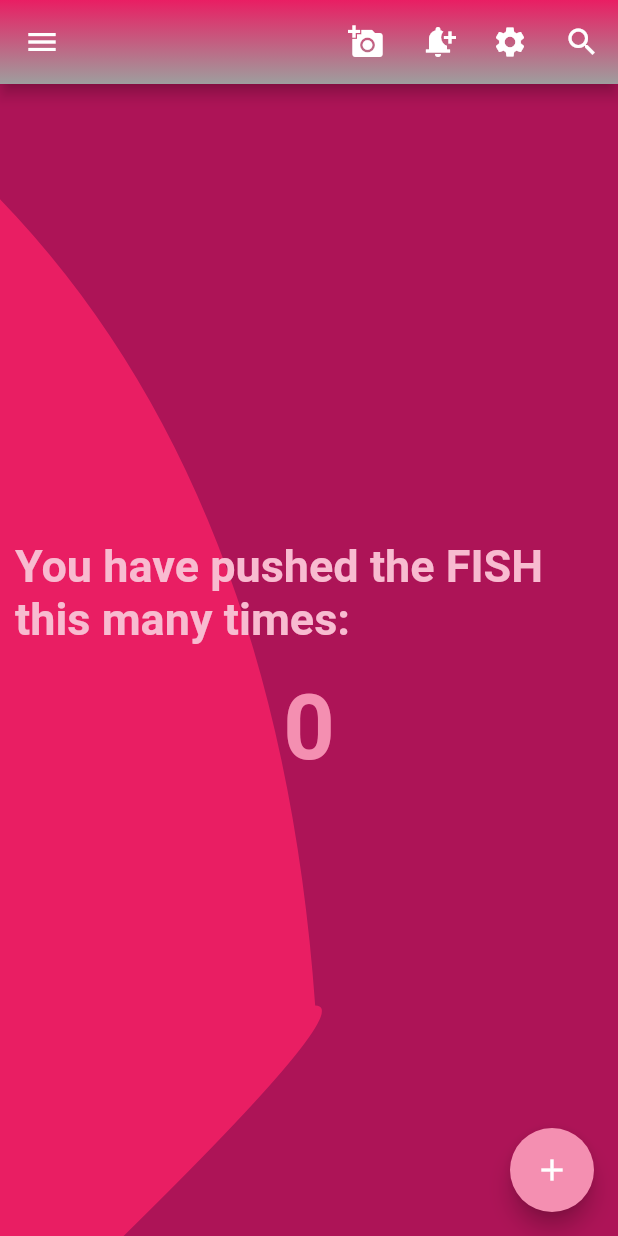
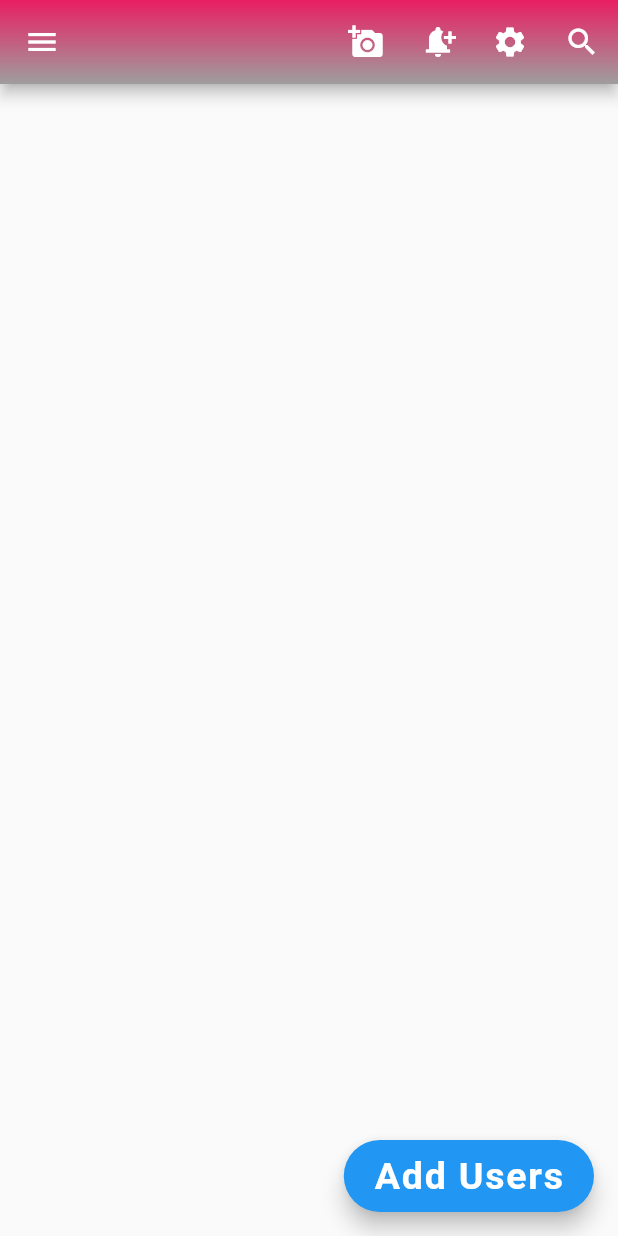
Before and after one commit to sanjibsinha/flutter_artisan, a Flutter app: the screen it shows after launch, on a phone screen of 412 x 824 dp. Run offline on Flutter 3.47's test engine with Material 2 defaults, Android fonts, the phone set to English and light mode, and no system bars; our stand-ins replace sqflite; accounts and stored records are empty.

Commit message:
not working

```diff
--- /dev/null
+++ b/lib/model/database_handler.dart
@@ -0,0 +1,34 @@
+import 'package:sqflite/sqflite.dart';
+import 'package:path/path.dart';
+
+import 'user.dart';
+
+class DatabaseHandler {
+  Future<Database> initializeDB() async {
+    String path = await getDatabasesPath();
+    return openDatabase(
+      join(path, 'usersix.db'),
+      onCreate: (database, version) async {
+        await database.execute(
+          "CREATE TABLE usersix(id INTEGER PRIMARY KEY AUTOINCREMENT, name TEXT NOT NULL)",
+        );
+      },
+      version: 1,
+    );
+  }
+
+  Future<int> insertUser(List<User> users) async {
+    int result = 0;
+    final Database db = await initializeDB();
+    for (var user in users) {
+      result = await db.insert('usersix', user.toMap());
+    }
+    return result;
+  }
+
+  Future<List<User>> retrieveUsers() async {
+    final Database db = await initializeDB();
+    final List<Map<String, Object?>> queryResult = await db.query('usersix');
+    return queryResult.map((e) => User.fromMap(e)).toList();
+  }
+}
--- /dev/null
+++ b/lib/model/user.dart
@@ -0,0 +1,21 @@
+import 'package:flutter/material.dart';
+
+class User with ChangeNotifier {
+  final int? id;
+  final String name;
+
+  User({
+    this.id,
+    required this.name,
+  });
+
+  User.fromMap(Map<String, dynamic> res)
+      : id = res["id"],
+        name = res["name"];
+  Map<String, Object?> toMap() {
+    return {
+      'id': id,
+      'name': name,
+    };
+  }
+}
--- a/lib/view/my_home_page.dart
+++ b/lib/view/my_home_page.dart
@@ -1,58 +1,60 @@
 import 'package:flutter/material.dart';
-
 import 'package:provider/provider.dart';
-import '/model/counter.dart';
+import '/model/user_provider.dart';
+import '/model/database_handler.dart';
+import '/model/user.dart';
 
 class MyHomePage extends StatelessWidget {
   const MyHomePage({Key? key}) : super(key: key);
 
-  static const String title = 'Counter';
+  static const String title = 'Database Handling';
 
   @override
   @override
   Widget build(BuildContext context) {
-    final counter = Provider.of<Counter>(context);
+    final userProvider = Provider.of<UserProvider>(context);
+
+    final handler = DatabaseHandler();
     return Scaffold(
       appBar: customAppBar(title),
-      body: CustomPaint(
-        painter: PinkPainter(),
-        child: Center(
-          child: Column(
-            mainAxisAlignment: MainAxisAlignment.center,
-            children: <Widget>[
-              Container(
-                padding: const EdgeInsets.all(10),
-                child: Text(
-                  'You have pushed the FISH this many times:',
-                  style: TextStyle(
-                    fontSize: 30,
-                    fontWeight: FontWeight.bold,
-                    color: Colors.pink.shade100,
+      body: FutureBuilder(
+        future: handler.retrieveUsers(),
+        builder: (BuildContext context, AsyncSnapshot<List<User>> snapshot) {
+          if (snapshot.hasData) {
+            return ListView.builder(
+              itemCount: snapshot.data?.length,
+              itemBuilder: (BuildContext context, int index) {
+                return Card(
+                  child: ListTile(
+                    key: ValueKey<int>(snapshot.data![index].id!),
+                    contentPadding: const EdgeInsets.all(8.0),
+                    title: Text(
+                      context.watch<User>().name,
+                      style: const TextStyle(
+                        fontSize: 30,
+                        color: Colors.red,
+                      ),
+                    ),
                   ),
-                ),
-              ),
-              Container(
-                padding: const EdgeInsets.all(10),
-                child: Text(
-                  '${counter.counter}',
-                  style: TextStyle(
-                    fontSize: 60,
-                    fontWeight: FontWeight.bold,
-                    color: Colors.pink.shade200,
-                  ),
-                ),
-              ),
-            ],
+                );
+              },
+            );
+          } else {
+            return const Center(child: CircularProgressIndicator());
+          }
+        },
+      ),
+      floatingActionButton: FloatingActionButton.extended(
+        onPressed: () {
+          userProvider.addingUsers('xxx');
+        },
+        label: const Text(
+          'Add Users',
+          style: TextStyle(
+            fontSize: 25,
+            fontWeight: FontWeight.bold,
           ),
         ),
-      ),
-      floatingActionButton: FloatingActionButton(
-        onPressed: () {
-          counter.incremenet();
-        },
-        tooltip: 'Increment',
-        child: const Icon(Icons.add),
-        backgroundColor: Colors.pink.shade200,
       ),
     );
   }
--- a/pubspec.yaml
+++ b/pubspec.yaml
@@ -30,7 +30,9 @@ dependencies:
   cupertino_icons: ^1.0.2
   flutter:
     sdk: flutter
+  path: ^1.8.0
   provider: ^6.0.2
+  sqflite: ^2.0.1
 
 dev_dependencies:
   flutter_lints: ^1.0.0
```
Also changed, not shown: lib/main.dart (+15 -6 lines), lib/model/user_provider.dart (added, +28 -0 lines), pubspec.lock.
